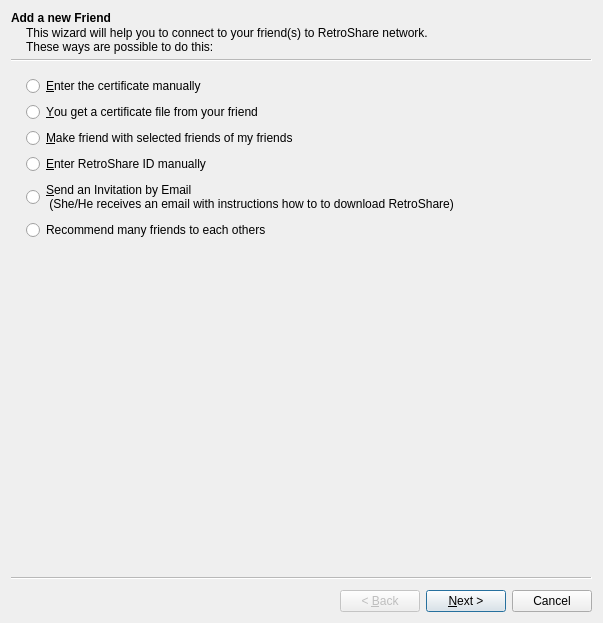
The window that retroshare-gui/src/gui/connect/ConnectFriendWizard.ui (RetroShare/RetroShare) describes before a commit, drawn with Qt 5.
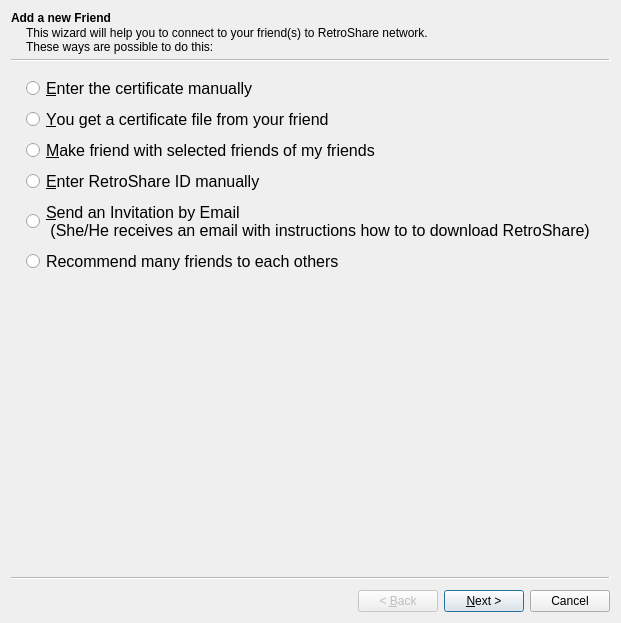
The same window after the commit. Icons and pictures are not drawn. Custom widgets are drawn as their Qt base class.

Commit message: set a bigger font size for the radio items

Patch:
```diff
--- a/retroshare-gui/src/gui/connect/ConnectFriendWizard.ui
+++ b/retroshare-gui/src/gui/connect/ConnectFriendWizard.ui
@@ -6,7 +6,7 @@
    <rect>
     <x>0</x>
     <y>0</y>
-    <width>603</width>
+    <width>604</width>
     <height>623</height>
    </rect>
   </property>
@@ -30,6 +30,13 @@
    <layout class="QVBoxLayout" name="verticalLayout">
     <item>
      <widget class="QRadioButton" name="textRadioButton">
+      <property name="font">
+       <font>
+        <pointsize>12</pointsize>
+        <weight>50</weight>
+        <bold>false</bold>
+       </font>
+      </property>
       <property name="text">
        <string>&amp;Enter the certificate manually</string>
       </property>
@@ -37,6 +44,11 @@
     </item>
     <item>
      <widget class="QRadioButton" name="certRadioButton">
+      <property name="font">
+       <font>
+        <pointsize>12</pointsize>
+       </font>
+      </property>
       <property name="text">
        <string>&amp;You get a certificate file from your friend</string>
       </property>
@@ -44,6 +56,11 @@
     </item>
     <item>
      <widget class="QRadioButton" name="foffRadioButton">
+      <property name="font">
+       <font>
+        <pointsize>12</pointsize>
+       </font>
+      </property>
       <property name="text">
        <string>&amp;Make friend with selected friends of my friends</string>
       </property>
@@ -51,6 +68,11 @@
     </item>
     <item>
      <widget class="QRadioButton" name="rsidRadioButton">
+      <property name="font">
+       <font>
+        <pointsize>12</pointsize>
+       </font>
+      </property>
       <property name="text">
        <string>&amp;Enter RetroShare ID manually</string>
       </property>
@@ -58,6 +80,11 @@
     </item>
     <item>
      <widget class="QRadioButton" name="emailRadioButton">
+      <property name="font">
+       <font>
+        <pointsize>12</pointsize>
+       </font>
+      </property>
       <property name="text">
        <string>&amp;Send an Invitation by Email 
  (She/He receives an email with instructions how to to download RetroShare)</string>
@@ -66,6 +93,11 @@
     </item>
     <item>
      <widget class="QRadioButton" name="friendRecommendationsRadioButton">
+      <property name="font">
+       <font>
+        <pointsize>12</pointsize>
+       </font>
+      </property>
       <property name="text">
        <string>Recommend many friends to each others</string>
       </property>
```
Left out of the diff: 10 changed lines with no effect on the pictures.
